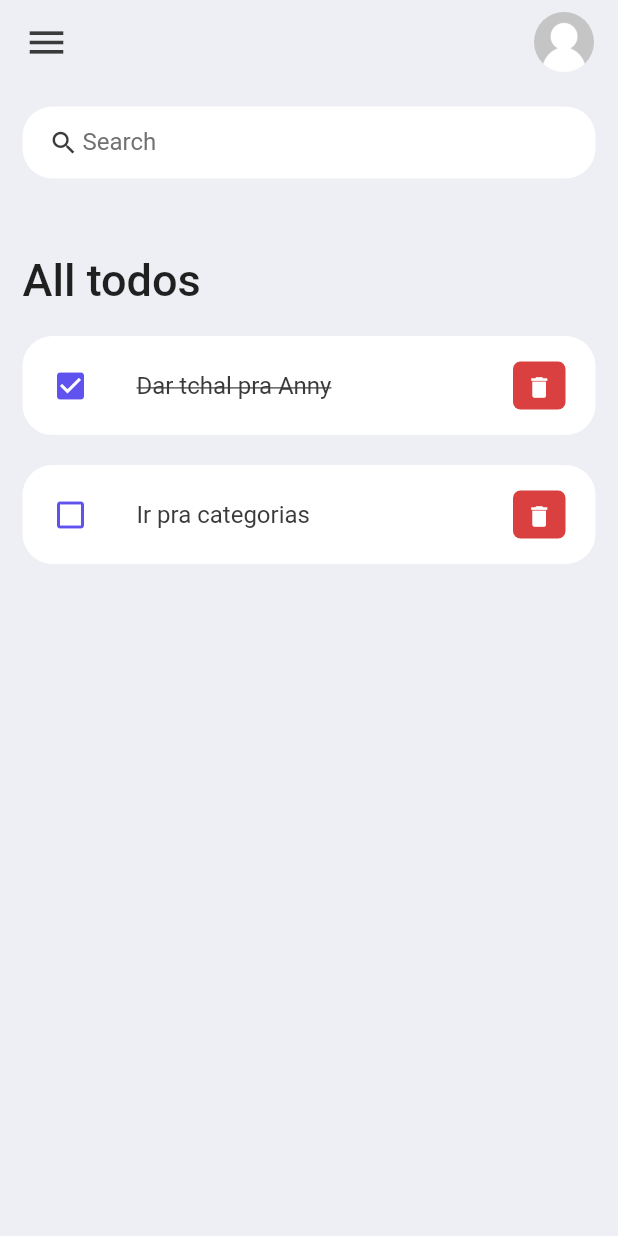
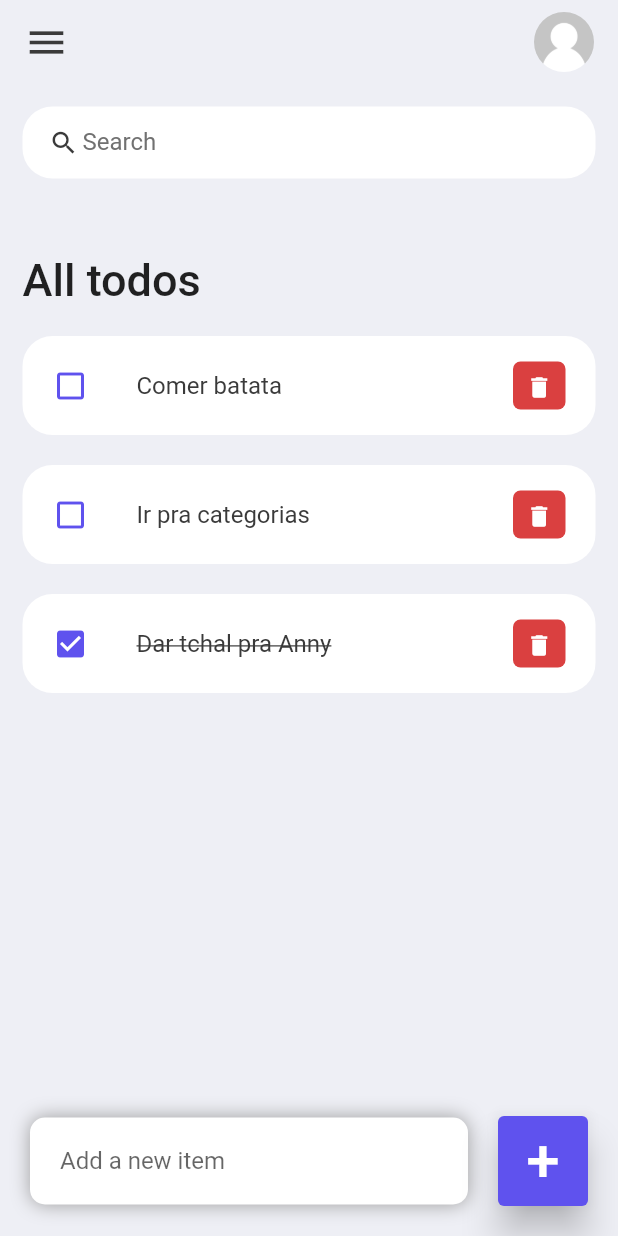
Before and after one commit to taleshrocha/todolist-flutter, a Flutter app: the screen it shows after launch, on a phone screen of 412 x 824 dp. Run offline on Flutter 3.47's test engine with Material 2 defaults, Android fonts, the phone set to English and light mode, and no system bars.

Commit message:
Base project finished

```diff
--- a/todolist/lib/model/todo.dart
+++ b/todolist/lib/model/todo.dart
@@ -10,7 +10,8 @@ class Todo {
   static List<Todo> todoList() {
     return [
       Todo(id: '0', todoText: 'Dar tchal pra Anny', isDone: true),
-      Todo(id: '0', todoText: 'Ir pra categorias', isDone: false),
+      Todo(id: '1', todoText: 'Ir pra categorias', isDone: false),
+      Todo(id: '2', todoText: 'Comer batata', isDone: false),
     ];
   }
 }
--- a/todolist/lib/screens/home.dart
+++ b/todolist/lib/screens/home.dart
@@ -2,18 +2,34 @@ import 'package:flutter/material.dart';
 import 'package:todolist/constants/colors.dart';
 import 'package:todolist/model/todo.dart';
 import 'package:todolist/widgets/todo_item.dart';
+import 'package:flutter/src/painting/box_shadow.dart';
 
-class Home extends StatelessWidget {
+class Home extends StatefulWidget {
   Home({Key? key}) : super(key: key);
 
+  @override
+  State<Home> createState() => _HomeState();
+}
+
+class _HomeState extends State<Home> {
   final todoList = Todo.todoList();
+  final _todoController = TextEditingController();
+  List<Todo> _foundTodo = [];
+
+  @override
+  void initState() {
+    _foundTodo = todoList;
+    super.initState();
+  }
 
   @override
   Widget build(BuildContext context) {
     return Scaffold(
       backgroundColor: colorsBg,
       appBar: _buildAppBar(),
-      body: Container(
+      body: Stack(
+        children: [
+          Container(
             padding: EdgeInsets.symmetric(
               horizontal: 15,
               vertical: 15,
@@ -37,14 +53,122 @@ class Home extends StatelessWidget {
                           ),
                         ),
                       ),
-                  for (Todo todo in todoList) TodoItem(todo: todo,),
+                      for (Todo todo in _foundTodo.reversed)
+                        TodoItem(
+                          todo: todo,
+                          onTodoChanged: _handleToDoChange,
+                          onDeleteItem: _deleteTodoItem,
+                        ),
                     ],
                   ),
                 ),
               ],
             ),
           ),
+          Align(
+            alignment: Alignment.bottomCenter,
+            child: Row(
+              children: [
+                Expanded(
+                  child: Container(
+                    margin: EdgeInsets.only(
+                      bottom: 20,
+                      right: 20,
+                      left: 20,
+                    ),
+                    padding: EdgeInsets.symmetric(
+                      horizontal: 20,
+                      vertical: 5,
+                    ),
+                    decoration: BoxDecoration(
+                      color: Colors.white,
+                      boxShadow: const [
+                        BoxShadow(
+                          color: Colors.grey,
+                          offset: Offset(
+                            0.0,
+                            0.0,
+                          ),
+                          blurRadius: 10.0,
+                          spreadRadius: 0.0,
+                        ),
+                      ],
+                      borderRadius: BorderRadius.circular(10),
+                    ),
+                    child: TextField(
+                      controller: _todoController,
+                      decoration: InputDecoration(
+                        hintText: 'Add a new item',
+                        border: InputBorder.none,
+                      ),
+                    ),
+                  ),
+                ),
+                Container(
+                  margin: EdgeInsets.only(
+                    bottom: 20,
+                    right: 20,
+                  ),
+                  child: ElevatedButton(
+                    child: Text(
+                      '+',
+                      style: TextStyle(fontSize: 40),
+                    ),
+                    onPressed: () {
+                      _addTodoItem(_todoController.text);
+                    },
+                    style: ElevatedButton.styleFrom(
+                      backgroundColor: colorsBlue,
+                      minimumSize: Size(60, 60),
+                      elevation: 10,
+                    ),
+                  ),
+                )
+              ],
+            ),
+          ),
+        ],
+      ),
     );
+  }
+
+  void _handleToDoChange(Todo todo) {
+    setState(() {
+      todo.isDone = !todo.isDone!;
+    });
+  }
+
+  void _deleteTodoItem(String id) {
+    setState(() {
+      todoList.removeWhere((item) => item.id == id);
+    });
+  }
+
+  void _addTodoItem(String text) {
+    setState(() {
+      todoList.add(Todo(
+        id: DateTime.now().millisecondsSinceEpoch.toString(),
+        todoText: text,
+      ));
+    });
+    _todoController.clear();
+  }
+
+  void _runFilter(String enteredKeyword) {
+    List<Todo> results = [];
+    if (enteredKeyword.isEmpty) {
+      results = todoList;
+    } else {
+      results = todoList
+          .where((item) => item.todoText!
+              .toLowerCase()
+              .contains(enteredKeyword.toLowerCase()))
+          .toList();
+    }
+
+    setState(() {
+      _foundTodo = results;
+    });
   }
 
   Widget searchBox() {
@@ -55,6 +179,7 @@ class Home extends StatelessWidget {
         borderRadius: BorderRadius.circular(20),
       ),
       child: TextField(
+        onChanged: (value) => _runFilter(value),
         decoration: InputDecoration(
           contentPadding: EdgeInsets.all(0),
           prefixIcon: Icon(
--- a/todolist/lib/widgets/todo_item.dart
+++ b/todolist/lib/widgets/todo_item.dart
@@ -4,8 +4,15 @@ import 'package:todolist/model/todo.dart';
 
 class TodoItem extends StatelessWidget {
   final Todo todo;
+  final onTodoChanged;
+  final onDeleteItem;
 
-  const TodoItem({Key? key, required this.todo}) : super(key: key);
+  const TodoItem(
+      {Key? key,
+      required this.todo,
+      required this.onTodoChanged,
+      required this.onDeleteItem})
+      : super(key: key);
 
   @override
   Widget build(BuildContext context) {
@@ -13,7 +20,8 @@ class TodoItem extends StatelessWidget {
       margin: EdgeInsets.only(bottom: 20),
       child: ListTile(
         onTap: () {
-          print('Clicked on item ');
+          //print('Clicked on item ');
+          onTodoChanged(todo);
         },
         shape: RoundedRectangleBorder(
           borderRadius: BorderRadius.circular(20),
@@ -24,7 +32,7 @@ class TodoItem extends StatelessWidget {
         ),
         tileColor: Colors.white,
         leading: Icon(
-          todo.isDone!? Icons.check_box : Icons.check_box_outline_blank,
+          todo.isDone! ? Icons.check_box : Icons.check_box_outline_blank,
           color: colorsBlue,
         ),
         title: Text(
@@ -32,7 +40,7 @@ class TodoItem extends StatelessWidget {
           style: TextStyle(
             fontSize: 16,
             color: colorsBlack,
-            decoration: todo.isDone!? TextDecoration.lineThrough : null,
+            decoration: todo.isDone! ? TextDecoration.lineThrough : null,
           ),
         ),
         trailing: Container(
@@ -49,7 +57,8 @@ class TodoItem extends StatelessWidget {
             iconSize: 18,
             icon: Icon(Icons.delete),
             onPressed: () {
-              print('Clicked on delete icon');
+              //print('Clicked on delete icon');
+              onDeleteItem(todo.id);
             },
           ),
         ),
```
Lines whose indentation alone changed are shown as unchanged.
